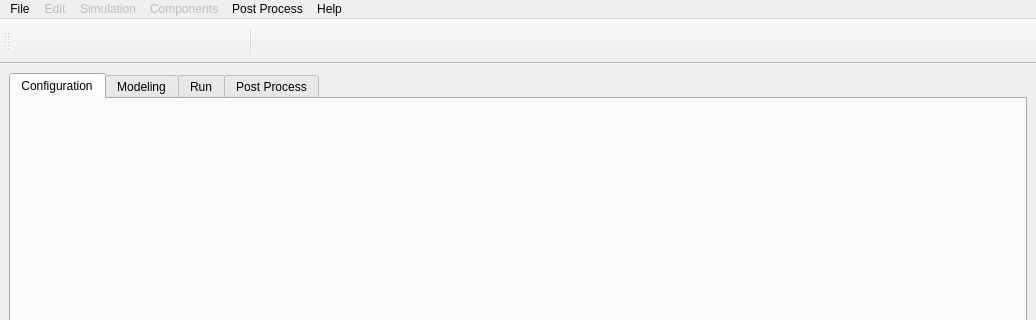
The window that ICESym-NEWGUI/windows/ICESymMainWindow.ui (jmarcelogimenez/icesym) describes before a commit, drawn with Qt 5; both pictures show x 0 to 1036 and y 0 to 320 of the 1036 by 642 pixel window.
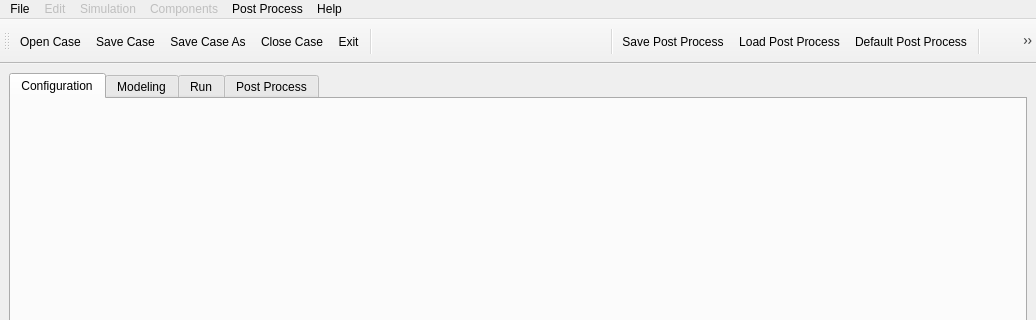
The same window after the commit. Icons and pictures are not drawn.

Commit message: Completing toolbar. Don't allow default postprocess if there are no simulation results

Diff of the .ui file:
```diff
--- a/ICESym-NEWGUI/windows/ICESymMainWindow.ui
+++ b/ICESym-NEWGUI/windows/ICESymMainWindow.ui
@@ -513,6 +513,12 @@
    <attribute name="toolBarBreak">
     <bool>false</bool>
    </attribute>
+   <addaction name="actionOpen"/>
+   <addaction name="actionSave"/>
+   <addaction name="actionSave_As"/>
+   <addaction name="actionClose"/>
+   <addaction name="actionExit"/>
+   <addaction name="separator"/>
    <addaction name="actionNew_Tube"/>
    <addaction name="actionNew_Cylinder"/>
    <addaction name="actionNew_Junction"/>
@@ -520,6 +526,12 @@
    <addaction name="actionNew_Atmosphere"/>
    <addaction name="actionNew_Valve"/>
    <addaction name="separator"/>
+   <addaction name="actionSave_Post_Process"/>
+   <addaction name="actionLoad_Post_Process"/>
+   <addaction name="actionDefault_Post_Process"/>
+   <addaction name="separator"/>
+   <addaction name="actionUsage"/>
+   <addaction name="separator"/>
    <addaction name="actionTerminal"/>
   </widget>
   <action name="actionNew_Tube">
```
Left out of the diff: 11 changed lines with no effect on the pictures. The commit also changes 1 other file.
